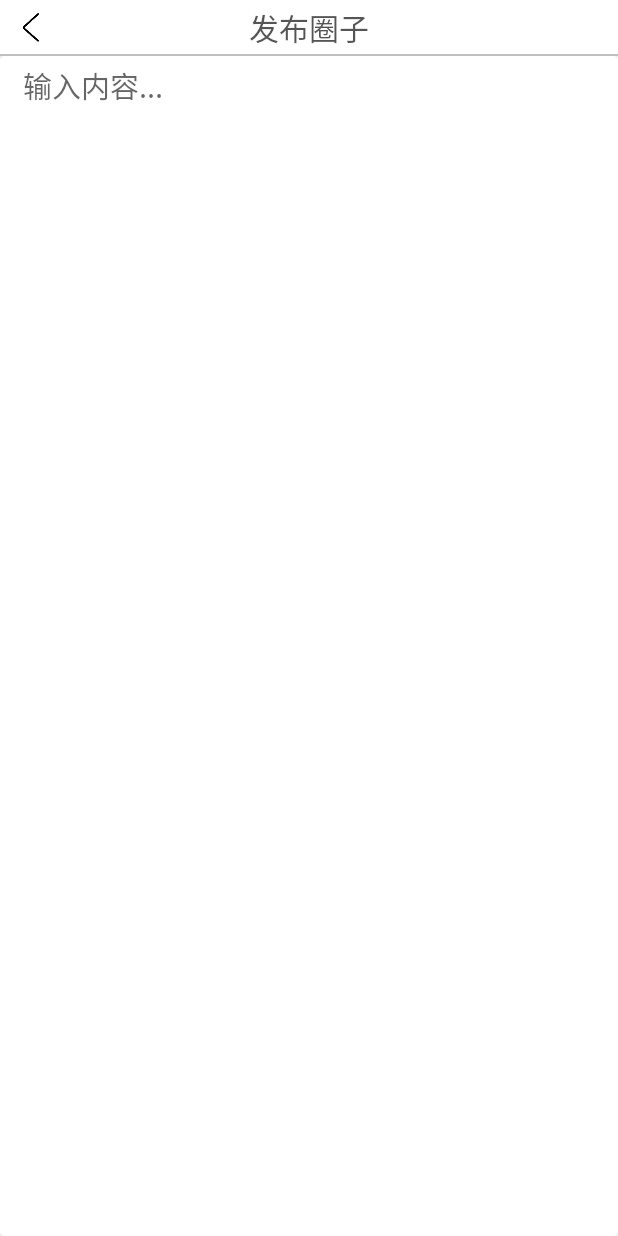
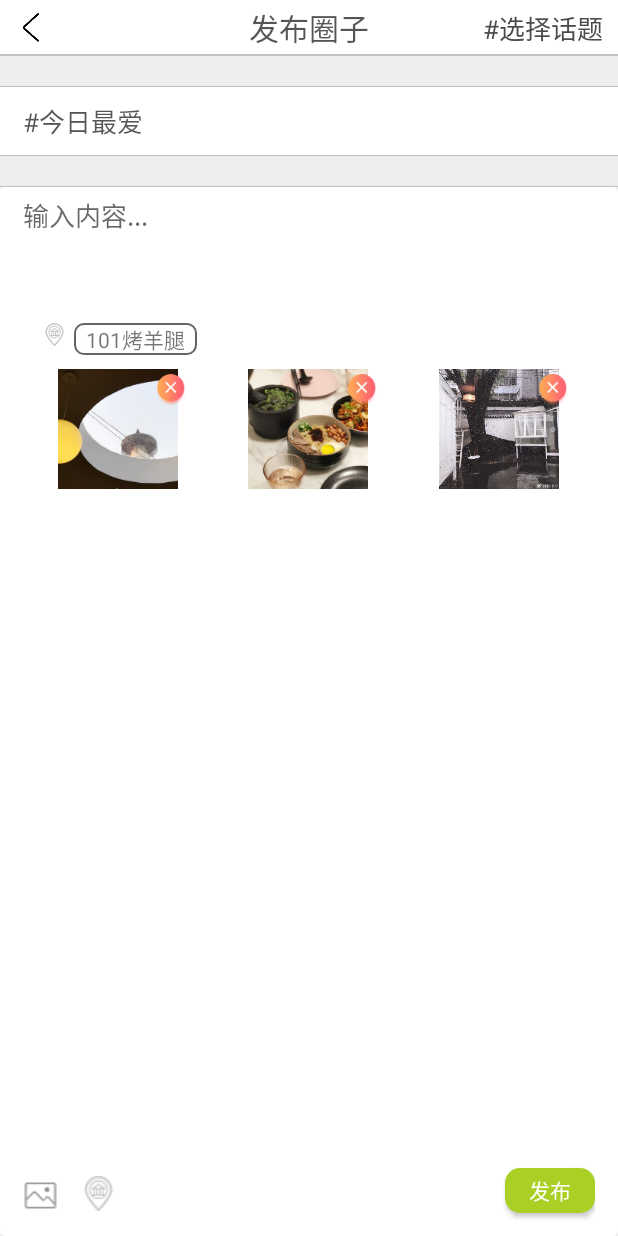
Before and after one commit to imgaryyang/Sweet, an Android app: the SendCircleActivity screen opened directly, with no data from a screen before it, on a phone screen of 412 x 824 dp. Run offline under Robolectric (Android 15) with nearby library versions, the phone set to English and light mode, and no system bars; our stand-ins replace CircleImageView.

Commit message:
修改发送圈子UI

```diff
--- a/app/src/main/java/com/lucky/sweet/activity/SendCircleActivity.java
+++ b/app/src/main/java/com/lucky/sweet/activity/SendCircleActivity.java
@@ -40,7 +40,8 @@ public class SendCircleActivity extends BaseActivity {
 
         Title.ButtonInfo buttonLeft = new Title.ButtonInfo(true, Title
                 .BUTTON_LEFT,R.drawable.selector_btn_titleback, null);
-
+        Title.ButtonInfo buttonRight = new Title.ButtonInfo(true, Title
+                .BUTTON_RIGHT1,0, "#选择话题");
         title.setOnTitleButtonClickListener(new Title
                 .OnTitleButtonClickListener() {
             @Override
@@ -56,6 +57,7 @@ public class SendCircleActivity extends BaseActivity {
         });
 
         title.mSetButtonInfo(buttonLeft);
+        title.mSetButtonInfo(buttonRight);
     }
 
     private void initViews() {
--- a/app/src/main/res/layout/activity_sendcircle.xml
+++ b/app/src/main/res/layout/activity_sendcircle.xml
@@ -8,7 +8,49 @@
 
     <include layout="@layout/layout_title"/>
 
+    <View
+        android:layout_width="match_parent"
+        android:layout_height="20dp"
+        android:background="@color/gray0" />
+
+    <View
+        android:layout_width="match_parent"
+        android:layout_height="1px"
+        android:background="@color/grayDividerDark" />
+
     <LinearLayout
+        android:layout_width="match_parent"
+        android:layout_height="45dp"
+        android:orientation="horizontal"
+        android:background="@color/white">
+
+        <TextView
+            android:layout_width="match_parent"
+            android:layout_height="wrap_content"
+            android:layout_gravity="center|left"
+            android:textSize="17dp"
+            android:textColor="@color/black"
+            android:layout_marginLeft="@dimen/dimen_15_dp"
+            android:text="#今日最爱"/>
+
+    </LinearLayout>
+
+    <View
+        android:layout_width="match_parent"
+        android:layout_height="1px"
+        android:background="@color/grayDividerDark" />
+
+    <View
+        android:layout_width="match_parent"
+        android:layout_height="20dp"
+        android:background="@color/gray0" />
+
+    <View
+        android:layout_width="match_parent"
+        android:layout_height="1px"
+        android:background="@color/grayDividerDark" />
+
+    <RelativeLayout
         android:layout_width="match_parent"
         android:layout_height="match_parent"
         android:background="@drawable/shape_cycle_corner_white"
@@ -22,13 +64,119 @@
             android:id="@+id/et_description"
             style="@style/editText"
             android:layout_width="match_parent"
-            android:layout_height="0px"
-            android:layout_weight="1"
+            android:layout_height="85dp"
             android:gravity="left|top"
             android:hint="输入内容..."
             android:maxLength="30"
+            android:textSize="17dp"
             android:textColor="@color/black" />
+        <ImageButton
+            android:id="@+id/ibtn_place"
+            android:layout_width="wrap_content"
+            android:layout_height="wrap_content"
+            android:background="@mipmap/circle_place"
+            android:layout_marginLeft="13dp"
+            android:layout_below="@+id/et_description"/>
 
-    </LinearLayout>
+        <TextView
+            android:layout_width="wrap_content"
+            android:layout_height="wrap_content"
+            android:layout_toRightOf="@+id/ibtn_place"
+            android:layout_below="@+id/et_description"
+            android:layout_marginLeft="5dp"
+            android:text="101烤羊腿"
+            android:paddingRight="8dp"
+            android:paddingLeft="8dp"
+            android:background="@drawable/shape_circle_bg"/>
+
+        <LinearLayout
+            android:layout_width="match_parent"
+            android:layout_height="wrap_content"
+            android:orientation="horizontal"
+            android:layout_below="@+id/ibtn_place"
+            android:layout_marginTop="15dp">
+            <RelativeLayout
+                android:layout_weight="1"
+                android:layout_width="0dp"
+                android:layout_height="wrap_content">
+                <ImageView
+                    android:layout_width="80dp"
+                    android:layout_height="80dp"
+                    android:src="@mipmap/test_one"
+                    android:layout_centerInParent="true"/>
+                <ImageButton
+                    android:layout_width="20dp"
+                    android:layout_height="25dp"
+                    android:background="@mipmap/circle_deletepic"
+                    android:layout_alignParentRight="true"
+                    android:layout_marginRight="18dp"/>
+            </RelativeLayout>
+            <RelativeLayout
+                android:layout_weight="1"
+                android:layout_width="0dp"
+                android:layout_height="wrap_content"
+                android:layout_centerInParent="true">
+                <ImageView
+                    android:layout_width="80dp"
+                    android:layout_height="80dp"
+                    android:src="@mipmap/test_second"
+                    android:layout_centerInParent="true"/>
+                <ImageButton
+                    android:layout_width="20dp"
+                    android:layout_height="25dp"
+                    android:background="@mipmap/circle_deletepic"
+                    android:layout_alignParentRight="true"
+                    android:layout_marginRight="18dp"/>
+
+            </RelativeLayout>
+
+            <RelativeLayout
+                android:layout_weight="1"
+                android:layout_width="0dp"
+                android:layout_height="wrap_content">
+                <ImageView
+                    android:id="@+id/img3"
+                    android:layout_width="80dp"
+                    android:layout_height="80dp"
+                    android:src="@mipmap/test_third"
+                    android:layout_centerInParent="true"/>
+                <ImageButton
+                    android:layout_width="20dp"
+                    android:layout_height="25dp"
+                    android:background="@mipmap/circle_deletepic"
+                    android:layout_alignParentRight="true"
+                    android:layout_marginRight="18dp"/>
+            </RelativeLayout>
+
+
+
+
+        </LinearLayout>
+
+        <ImageButton
+            android:id="@+id/ibtn_album"
+            android:layout_width="23dp"
+            android:layout_height="23dp"
+            android:layout_alignParentBottom="true"
+            android:layout_marginBottom="10dp"
+            android:background="@mipmap/circle_picture"/>
+        <ImageButton
+            android:layout_width="23dp"
+            android:layout_height="23dp"
+            android:layout_alignParentBottom="true"
+            android:layout_marginBottom="11dp"
+            android:layout_marginLeft="15dp"
+            android:layout_toRightOf="@+id/ibtn_album"
+            android:background="@mipmap/circle_place"/>
+        <Button
+            android:layout_width="60dp"
+            android:layout_height="30dp"
+            android:layout_alignParentBottom="true"
+            android:layout_alignParentRight="true"
+            android:text="发布"
+            android:textColor="@color/white"
+            android:layout_marginBottom="10dp"
+            android:background="@drawable/shape_btn_order"/>
+    </RelativeLayout>
 
 </LinearLayout>
```
Also changed, not shown: app/src/main/res/mipmap-xxhdpi/circle_deletepic.png (added), app/src/main/res/mipmap-xxhdpi/circle_picture.png (added), app/src/main/res/mipmap-xxhdpi/circle_place.png (added).
